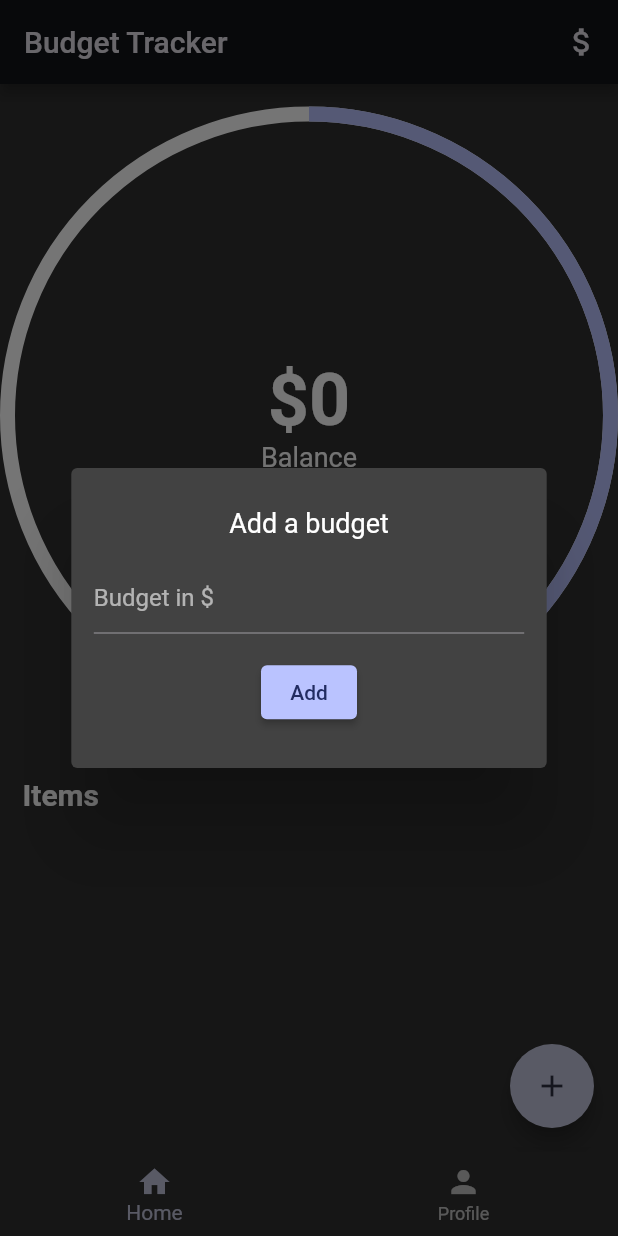
After one commit to ssonhub/budget_tracker, a Flutter app: the screen it shows after launch, after a tap on the "attach money" icon, on a phone screen of 412 x 824 dp. The commit adds this screen. Run offline on Flutter 3.47's test engine with Material 2 defaults, Android fonts, the phone set to English and light mode, and no system bars; drawn by our look-alikes of percent_indicator.

Commit message:
added budget

```diff
--- /dev/null
+++ b/budget_tracker/lib/model/add_budget.dart
@@ -0,0 +1,68 @@
+import 'package:flutter/material.dart';
+import 'package:flutter/services.dart';
+
+class AddBudgetDialog extends StatefulWidget {
+  final Function(double) budgetToAdd;
+  const AddBudgetDialog({required this.budgetToAdd, Key? key})
+      : super(key: key);
+
+  @override
+  State<AddBudgetDialog> createState() => _AddBudgetDialogState();
+}
+
+class _AddBudgetDialogState extends State<AddBudgetDialog> {
+  final TextEditingController amountController = TextEditingController();
+
+  @override
+  Widget build(BuildContext context) {
+    return Dialog(
+      child: SizedBox(
+        width: MediaQuery.of(context).size.width / 1.3,
+        height: 200,
+        child: Padding(
+          padding: const EdgeInsets.all(15.0),
+          child: Column(
+            mainAxisAlignment: MainAxisAlignment.center,
+            children: [
+              const Text(
+                "Add a budget",
+                style: TextStyle(fontSize: 18),
+              ),
+              const SizedBox(
+                height: 15,
+              ),
+              /* How do we make it display the budget on HomePage if we are on Home?
+
+              We could potentially pass a parameter to the HomePage that we build,
+              but it is starting to get really messay this parameter passing.
+              it would also cause it to rebuild HomePage every time, losing its state
+              Here's where STATE MANAGEMENT comes into play */
+              TextField(
+                controller: amountController,
+                keyboardType: TextInputType.number,
+                inputFormatters: <TextInputFormatter>[
+                  FilteringTextInputFormatter.digitsOnly
+                ],
+                // inputFormatters: <TextInputFormatter>[
+                //   FilteringTextInputFormatter.digitsOnly
+                // ],
+                decoration: const InputDecoration(hintText: "Budget in \$"),
+              ),
+              const SizedBox(
+                height: 15,
+              ),
+              ElevatedButton(
+                  onPressed: () {
+                    if (amountController.text.isNotEmpty) {
+                      widget.budgetToAdd(double.parse(amountController.text));
+                      Navigator.pop(context);
+                    }
+                  },
+                  child: const Text("Add"))
+            ],
+          ),
+        ),
+      ),
+    );
+  }
+}
--- a/budget_tracker/lib/model/add_dialog.dart
+++ b/budget_tracker/lib/model/add_dialog.dart
@@ -45,7 +45,7 @@ class _AddTransactionDialogState extends State<AddTransactionDialog> {
               ),
               TextField(
                 controller: itemTitleController,
-                decoration: InputDecoration(hintText: "Name of expense"),
+                decoration: const InputDecoration(hintText: "Name of expense"),
               ),
               TextField(
                 controller: amountController,
--- a/budget_tracker/lib/screens/home.dart
+++ b/budget_tracker/lib/screens/home.dart
@@ -1,5 +1,6 @@
 import 'package:flutter/material.dart';
 
+import '../model/add_budget.dart';
 import '../pages/home_page.dart';
 import '../pages/profile_page.dart';
 
@@ -28,6 +29,20 @@ class _HomeState extends State<Home> {
     return Scaffold(
       appBar: AppBar(
         title: const Text("Budget Tracker"),
+        actions: [
+          IconButton(
+            onPressed: () {
+              showDialog(
+                  context: context,
+                  builder: (context) {
+                    return AddBudgetDialog(
+                      budgetToAdd: (budget) {},
+                    );
+                  });
+            },
+            icon: const Icon(Icons.attach_money),
+          ),
+        ],
       ),
       body: pages[_currentPageIndex],
       bottomNavigationBar: BottomNavigationBar(
```
